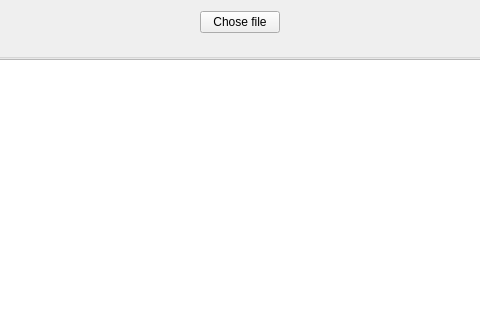
Old version of the form manuskript/ui/importers/importer_ui.ui in the repository olivierkes/manuskript; both pictures show x 135 to 615 and y 0 to 320 of the 867 by 560 pixel window.
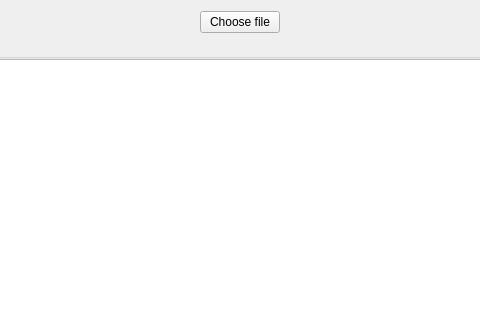
New version of the form. Icons and pictures are not drawn. Custom widgets are drawn as their Qt base class.

Commit message:
Fix spelling mistake "chose" should be "choose"
Mentioned in issue #470

What changed in the file:
```diff
--- a/manuskript/ui/importers/importer_ui.ui
+++ b/manuskript/ui/importers/importer_ui.ui
@@ -42,7 +42,7 @@
      <item>
       <widget class="QPushButton" name="btnChoseFile">
        <property name="text">
-        <string>Chose file</string>
+        <string>Choose file</string>
        </property>
        <property name="icon">
         <iconset theme="document-import"/>
```
The commit also changes 2 other files.
